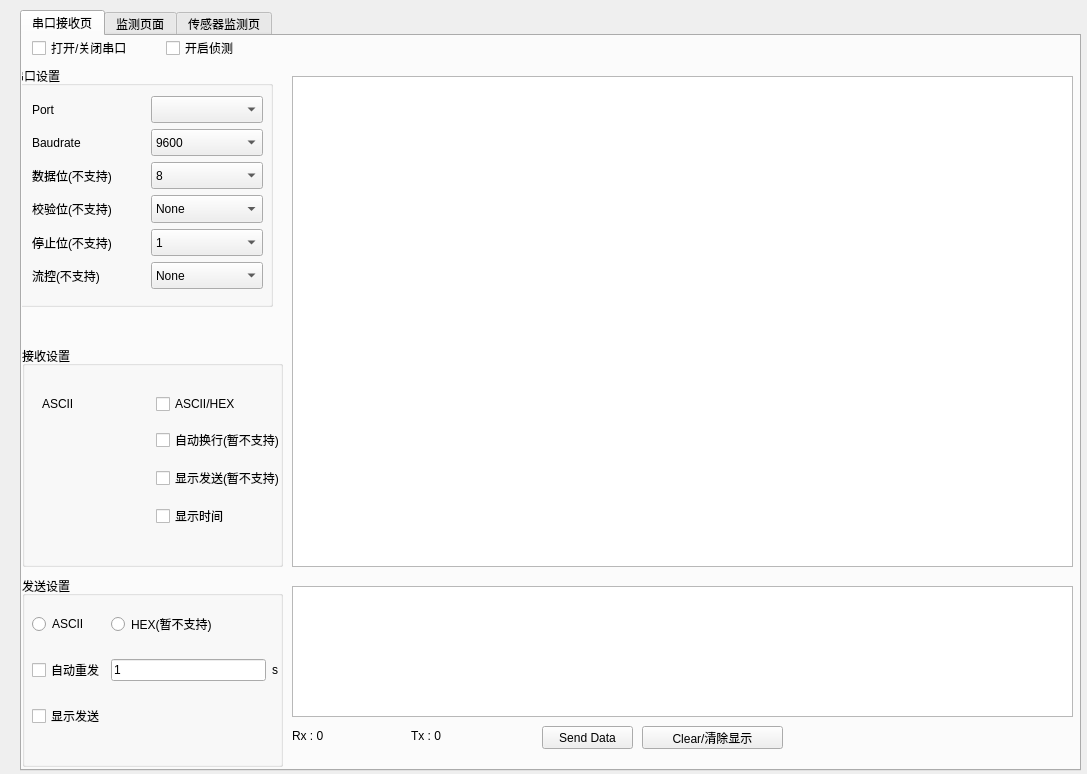
First picture: the form in SerialPort.ui, repository Shy1011/Python_Serial, before the edit.
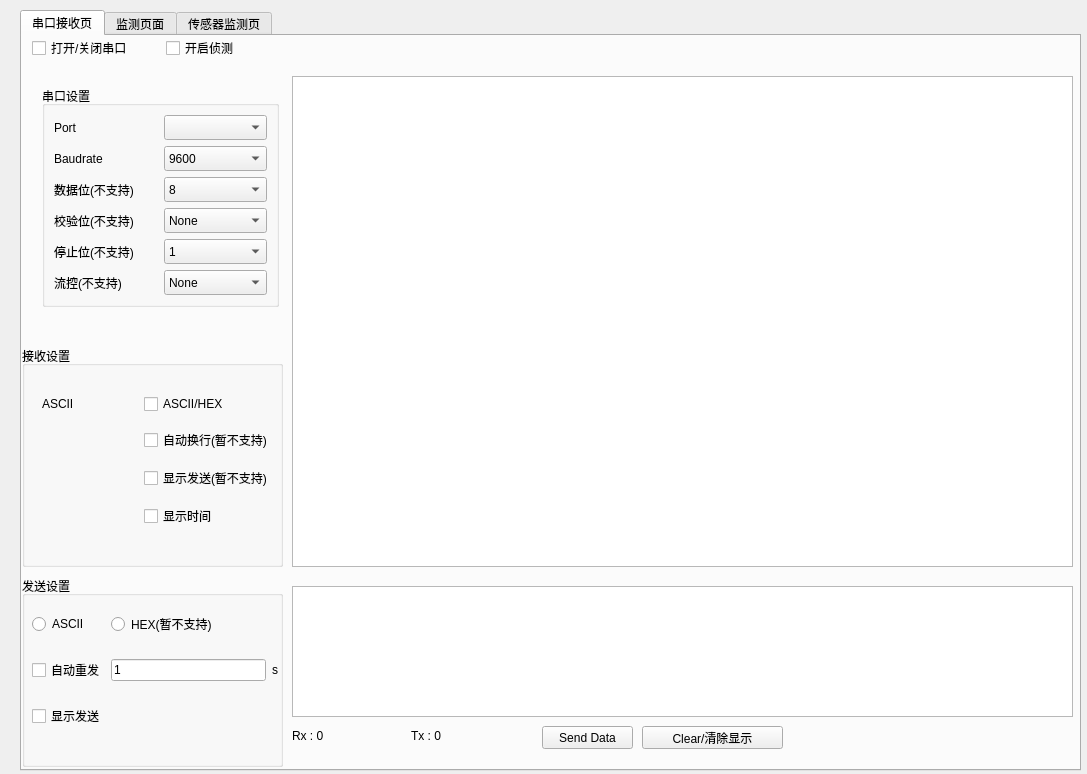
Second picture: the form after the edit.

The edit to the form file:
```diff
--- a/SerialPort.ui
+++ b/SerialPort.ui
@@ -36,70 +36,17 @@
     <widget class="QGroupBox" name="groupBox">
      <property name="geometry">
       <rect>
-       <x>-10</x>
-       <y>30</y>
-       <width>261</width>
-       <height>241</height>
+       <x>20</x>
+       <y>50</y>
+       <width>237</width>
+       <height>221</height>
       </rect>
      </property>
      <property name="title">
       <string>串口设置</string>
      </property>
-     <widget class="QWidget" name="layoutWidget">
-      <property name="geometry">
-       <rect>
-        <x>20</x>
-        <y>30</y>
-        <width>231</width>
-        <height>193</height>
-       </rect>
-      </property>
-      <layout class="QVBoxLayout" name="verticalLayout">
-       <item>
-        <layout class="QHBoxLayout" name="horizontalLayout">
-         <item>
-          <widget class="QLabel" name="label">
-           <property name="sizePolicy">
-            <sizepolicy hsizetype="Preferred" vsizetype="Preferred">
-             <horstretch>0</horstretch>
-             <verstretch>0</verstretch>
-            </sizepolicy>
-           </property>
-           <property name="minimumSize">
-            <size>
-             <width>36</width>
-             <height>24</height>
-            </size>
-           </property>
-           <property name="text">
-            <string>Port</string>
-           </property>
-          </widget>
-         </item>
-         <item>
-          <widget class="QComboBox" name="comboBox">
-           <property name="sizePolicy">
-            <sizepolicy hsizetype="Preferred" vsizetype="Preferred">
-             <horstretch>0</horstretch>
-             <verstretch>0</verstretch>
-            </sizepolicy>
-           </property>
-           <property name="minimumSize">
-            <size>
-             <width>94</width>
-             <height>24</height>
-            </size>
-           </property>
-           <property name="frame">
-            <bool>true</bool>
-           </property>
-          </widget>
-         </item>
-        </layout>
-       </item>
-       <item>
-        <layout class="QHBoxLayout" name="horizontalLayout_2">
-         <item>
+     <layout class="QGridLayout" name="gridLayout_4">
+      <item row="1" column="0">
           <widget class="QLabel" name="label_2">
            <property name="sizePolicy">
             <sizepolicy hsizetype="Preferred" vsizetype="Preferred">
@@ -118,61 +65,8 @@
            </property>
           </widget>
          </item>
-         <item>
-          <widget class="QComboBox" name="comboBox_2">
-           <property name="sizePolicy">
-            <sizepolicy hsizetype="Preferred" vsizetype="Preferred">
-             <horstretch>0</horstretch>
-             <verstretch>0</verstretch>
-            </sizepolicy>
-           </property>
-           <property name="minimumSize">
-            <size>
-             <width>94</width>
-             <height>24</height>
-            </size>
-           </property>
-           <property name="frame">
-            <bool>true</bool>
-           </property>
-           <item>
-            <property name="text">
-             <string>9600</string>
-            </property>
-           </item>
-           <item>
-            <property name="text">
-             <string>19200</string>
-            </property>
-           </item>
-           <item>
-            <property name="text">
-             <string>38400</string>
-            </property>
-           </item>
-           <item>
-            <property name="text">
-             <string>57600</string>
-            </property>
-           </item>
-           <item>
-            <property name="text">
-             <string>115200</string>
-            </property>
-           </item>
-           <item>
-            <property name="text">
-             <string>Custom</string>
-            </property>
-           </item>
-          </widget>
-         </item>
-        </layout>
-       </item>
-       <item>
-        <layout class="QHBoxLayout" name="horizontalLayout_4">
-         <item>
-          <widget class="QLabel" name="label_4">
+      <item row="5" column="0">
+       <widget class="QLabel" name="label_5">
            <property name="sizePolicy">
             <sizepolicy hsizetype="Preferred" vsizetype="Preferred">
              <horstretch>0</horstretch>
@@ -186,11 +80,89 @@
             </size>
            </property>
            <property name="text">
-            <string>数据位(不支持)</string>
+         <string>流控(不支持)</string>
            </property>
           </widget>
          </item>
+      <item row="5" column="1">
+       <widget class="QComboBox" name="comboBox_5">
+        <property name="sizePolicy">
+         <sizepolicy hsizetype="Preferred" vsizetype="Preferred">
+          <horstretch>0</horstretch>
+          <verstretch>0</verstretch>
+         </sizepolicy>
+        </property>
+        <property name="minimumSize">
+         <size>
+          <width>94</width>
+          <height>24</height>
+         </size>
+        </property>
+        <property name="frame">
+         <bool>true</bool>
+        </property>
          <item>
+         <property name="text">
+          <string>None</string>
+         </property>
+        </item>
+        <item>
+         <property name="text">
+          <string>RTC/CTS</string>
+         </property>
+        </item>
+        <item>
+         <property name="text">
+          <string>XON/XOFF</string>
+         </property>
+        </item>
+       </widget>
+      </item>
+      <item row="3" column="1">
+       <widget class="QComboBox" name="comboBox_3">
+        <property name="sizePolicy">
+         <sizepolicy hsizetype="Preferred" vsizetype="Preferred">
+          <horstretch>0</horstretch>
+          <verstretch>0</verstretch>
+         </sizepolicy>
+        </property>
+        <property name="minimumSize">
+         <size>
+          <width>94</width>
+          <height>24</height>
+         </size>
+        </property>
+        <property name="frame">
+         <bool>true</bool>
+        </property>
+        <item>
+         <property name="text">
+          <string>None</string>
+         </property>
+        </item>
+        <item>
+         <property name="text">
+          <string>Even</string>
+         </property>
+        </item>
+        <item>
+         <property name="text">
+          <string>Odd</string>
+         </property>
+        </item>
+        <item>
+         <property name="text">
+          <string>Mark</string>
+         </property>
+        </item>
+        <item>
+         <property name="text">
+          <string>Space</string>
+         </property>
+        </item>
+       </widget>
+      </item>
+      <item row="2" column="1">
           <widget class="QComboBox" name="comboBox_4">
            <property name="sizePolicy">
             <sizepolicy hsizetype="Preferred" vsizetype="Preferred">
@@ -234,11 +206,7 @@
            </item>
           </widget>
          </item>
-        </layout>
-       </item>
-       <item>
-        <layout class="QHBoxLayout" name="horizontalLayout_3">
-         <item>
+      <item row="3" column="0">
           <widget class="QLabel" name="label_3">
            <property name="sizePolicy">
             <sizepolicy hsizetype="Preferred" vsizetype="Preferred">
@@ -257,56 +225,8 @@
            </property>
           </widget>
          </item>
-         <item>
-          <widget class="QComboBox" name="comboBox_3">
-           <property name="sizePolicy">
-            <sizepolicy hsizetype="Preferred" vsizetype="Preferred">
-             <horstretch>0</horstretch>
-             <verstretch>0</verstretch>
-            </sizepolicy>
-           </property>
-           <property name="minimumSize">
-            <size>
-             <width>94</width>
-             <height>24</height>
-            </size>
-           </property>
-           <property name="frame">
-            <bool>true</bool>
-           </property>
-           <item>
-            <property name="text">
-             <string>None</string>
-            </property>
-           </item>
-           <item>
-            <property name="text">
-             <string>Even</string>
-            </property>
-           </item>
-           <item>
-            <property name="text">
-             <string>Odd</string>
-            </property>
-           </item>
-           <item>
-            <property name="text">
-             <string>Mark</string>
-            </property>
-           </item>
-           <item>
-            <property name="text">
-             <string>Space</string>
-            </property>
-           </item>
-          </widget>
-         </item>
-        </layout>
-       </item>
-       <item>
-        <layout class="QHBoxLayout" name="horizontalLayout_6">
-         <item>
-          <widget class="QLabel" name="label_6">
+      <item row="2" column="0">
+       <widget class="QLabel" name="label_4">
            <property name="sizePolicy">
             <sizepolicy hsizetype="Preferred" vsizetype="Preferred">
              <horstretch>0</horstretch>
@@ -320,11 +240,11 @@
             </size>
            </property>
            <property name="text">
-            <string>停止位(不支持)</string>
+         <string>数据位(不支持)</string>
            </property>
           </widget>
          </item>
-         <item>
+      <item row="4" column="1">
           <widget class="QComboBox" name="comboBox_6">
            <property name="sizePolicy">
             <sizepolicy hsizetype="Preferred" vsizetype="Preferred">
@@ -358,12 +278,8 @@
            </item>
           </widget>
          </item>
-        </layout>
-       </item>
-       <item>
-        <layout class="QHBoxLayout" name="horizontalLayout_5">
-         <item>
-          <widget class="QLabel" name="label_5">
+      <item row="0" column="0">
+       <widget class="QLabel" name="label">
            <property name="sizePolicy">
             <sizepolicy hsizetype="Preferred" vsizetype="Preferred">
              <horstretch>0</horstretch>
@@ -377,12 +293,12 @@
             </size>
            </property>
            <property name="text">
-            <string>流控(不支持)</string>
+         <string>Port</string>
            </property>
           </widget>
          </item>
-         <item>
-          <widget class="QComboBox" name="comboBox_5">
+      <item row="1" column="1">
+       <widget class="QComboBox" name="comboBox_2">
            <property name="sizePolicy">
             <sizepolicy hsizetype="Preferred" vsizetype="Preferred">
              <horstretch>0</horstretch>
@@ -400,7 +316,7 @@
            </property>
            <item>
             <property name="text">
-             <string>None</string>
+          <string>9600</string>
             </property>
            </item>
            <item>
@@ -410,15 +326,65 @@
            </item>
            <item>
             <property name="text">
-             <string>XON/XOFF</string>
-            </property>
-           </item>
-          </widget>
-         </item>
-        </layout>
-       </item>
-      </layout>
-     </widget>
+          <string>38400</string>
+         </property>
+        </item>
+        <item>
+         <property name="text">
+          <string>57600</string>
+         </property>
+        </item>
+        <item>
+         <property name="text">
+          <string>115200</string>
+         </property>
+        </item>
+        <item>
+         <property name="text">
+          <string>Custom</string>
+         </property>
+        </item>
+       </widget>
+      </item>
+      <item row="4" column="0">
+       <widget class="QLabel" name="label_6">
+        <property name="sizePolicy">
+         <sizepolicy hsizetype="Preferred" vsizetype="Preferred">
+          <horstretch>0</horstretch>
+          <verstretch>0</verstretch>
+         </sizepolicy>
+        </property>
+        <property name="minimumSize">
+         <size>
+          <width>36</width>
+          <height>24</height>
+         </size>
+        </property>
+        <property name="text">
+         <string>停止位(不支持)</string>
+        </property>
+       </widget>
+      </item>
+      <item row="0" column="1">
+       <widget class="QComboBox" name="comboBox">
+        <property name="sizePolicy">
+         <sizepolicy hsizetype="Preferred" vsizetype="Preferred">
+          <horstretch>0</horstretch>
+          <verstretch>0</verstretch>
+         </sizepolicy>
+        </property>
+        <property name="minimumSize">
+         <size>
+          <width>94</width>
+          <height>24</height>
+         </size>
+        </property>
+        <property name="frame">
+         <bool>true</bool>
+        </property>
+       </widget>
+      </item>
+     </layout>
     </widget>
     <widget class="QWidget" name="layoutWidget_2">
      <property name="geometry">
@@ -583,7 +549,7 @@
        <rect>
         <x>20</x>
         <y>40</y>
-        <width>243</width>
+        <width>231</width>
         <height>151</height>
        </rect>
       </property>
```
Left out of the diff: 2 changed lines with no effect on the pictures. Lines whose indentation alone changed are shown as unchanged.
